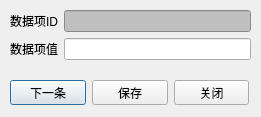
First picture: the form in ParkCustomerInfo/qdlgeditnewcommondata.ui, repository Anne081031/ParkSolution, before the edit.
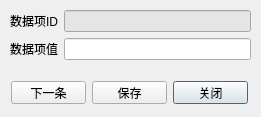
Second picture: the form after the edit.

Patch:
```diff
--- a/ParkCustomerInfo/qdlgeditnewcommondata.ui
+++ b/ParkCustomerInfo/qdlgeditnewcommondata.ui
@@ -28,39 +28,6 @@
   <property name="whatsThis">
    <string>通用数据</string>
   </property>
-  <widget class="QWidget" name="layoutWidget">
-   <property name="geometry">
-    <rect>
-     <x>10</x>
-     <y>80</y>
-     <width>239</width>
-     <height>25</height>
-    </rect>
-   </property>
-   <layout class="QHBoxLayout" name="horizontalLayout">
-    <item>
-     <widget class="QPushButton" name="btnNext">
-      <property name="text">
-       <string>下一条</string>
-      </property>
-     </widget>
-    </item>
-    <item>
-     <widget class="QPushButton" name="btnOK">
-      <property name="text">
-       <string>保存</string>
-      </property>
-     </widget>
-    </item>
-    <item>
-     <widget class="QPushButton" name="btnCancel">
-      <property name="text">
-       <string>关闭</string>
-      </property>
-     </widget>
-    </item>
-   </layout>
-  </widget>
   <widget class="QWidget" name="formLayoutWidget">
    <property name="geometry">
     <rect>
@@ -88,7 +55,7 @@
     <item row="0" column="1">
      <widget class="QLineEdit" name="edtValueID">
       <property name="styleSheet">
-       <string notr="true">background-color: rgb(192, 192, 192);</string>
+       <string notr="true">background-color: rgb(229, 229, 229);</string>
       </property>
       <property name="readOnly">
        <bool>true</bool>
@@ -100,6 +67,45 @@
     </item>
    </layout>
   </widget>
+  <widget class="QPushButton" name="btnCancel">
+   <property name="geometry">
+    <rect>
+     <x>173</x>
+     <y>81</y>
+     <width>75</width>
+     <height>23</height>
+    </rect>
+   </property>
+   <property name="text">
+    <string>关闭</string>
+   </property>
+  </widget>
+  <widget class="QPushButton" name="btnNext">
+   <property name="geometry">
+    <rect>
+     <x>11</x>
+     <y>81</y>
+     <width>75</width>
+     <height>23</height>
+    </rect>
+   </property>
+   <property name="text">
+    <string>下一条</string>
+   </property>
+  </widget>
+  <widget class="QPushButton" name="btnOK">
+   <property name="geometry">
+    <rect>
+     <x>92</x>
+     <y>81</y>
+     <width>75</width>
+     <height>23</height>
+    </rect>
+   </property>
+   <property name="text">
+    <string>保存</string>
+   </property>
+  </widget>
  </widget>
  <resources/>
  <connections/>
```
